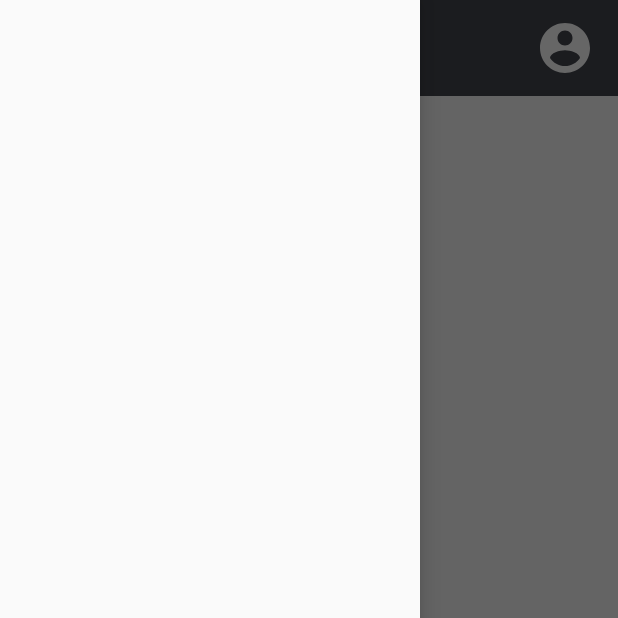
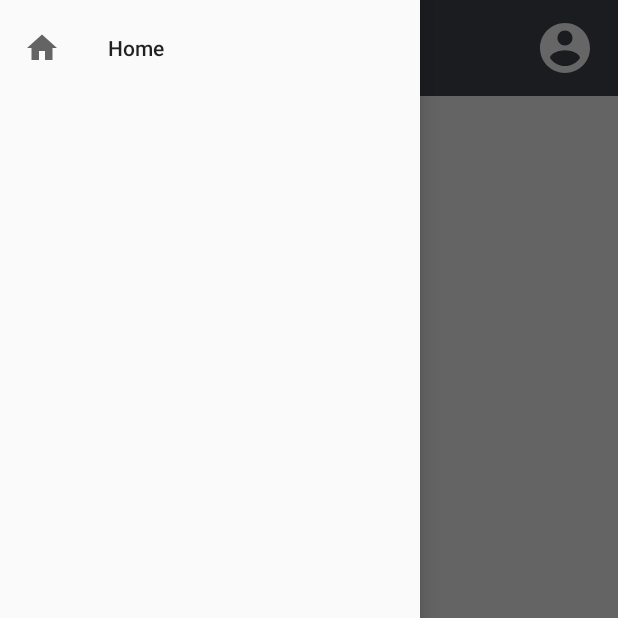
Before and after one commit to GAC-Yac/GACYac, an Android app: the screen it shows after launch (MainActivity), with the side drawer open, on a phone screen of 412 x 824 dp, the top half of it. Run offline under Robolectric (Android 15) with nearby library versions, the phone set to English and light mode, and no system bars; our stand-ins replace Firebase (no records; nobody signed in at launch, a user with empty details on screens opened directly).

Commit message:
Implementation of a basic Sidebar, or in Android Studio Drawerview
Need to figure out to connect to menu button, as well show a header (although could put directly into nav menu, more likely).

TODO:
 - Light Mode for Nav Bar
 - Friendly Dark mode for whole app
 - Add more menu items into Sidebar (Profile, Unique Features, etc.)
 - Make Fax and Caps work (Karma/Bonus Points)
 - Commenting
 - Redesign User Profile Look
 - Probably More

```diff
--- a/app/src/main/java/com/example/gacyac/MainActivity.kt
+++ b/app/src/main/java/com/example/gacyac/MainActivity.kt
@@ -6,17 +6,23 @@ import android.os.Bundle
 import android.provider.Settings.Secure
 import android.util.Log
 import android.view.Gravity
+import android.view.MenuItem
 import android.view.View
 import android.widget.Button
 import android.widget.ImageButton
 import android.widget.Toast
+import androidx.appcompat.app.ActionBar
+import androidx.appcompat.app.ActionBarDrawerToggle
 import androidx.appcompat.widget.Toolbar
+import androidx.core.view.GravityCompat
+import androidx.drawerlayout.widget.DrawerLayout
 import com.google.firebase.firestore.ktx.firestore
 import com.google.firebase.ktx.Firebase
 import androidx.recyclerview.widget.GridLayoutManager
 import androidx.recyclerview.widget.LinearLayoutManager
 import androidx.recyclerview.widget.RecyclerView
 import com.example.gacyac.databinding.ActivityMainBinding
+import com.google.android.material.navigation.NavigationView
 import com.google.firebase.firestore.*
 import com.google.firebase.firestore.EventListener
 import java.sql.Date
@@ -30,14 +36,32 @@ class MainActivity : AppCompatActivity() {
     private lateinit var binding: ActivityMainBinding
     private var database = Firebase.firestore
 
+    private lateinit var mDrawerLayout: DrawerLayout
+
     override fun onCreate(savedInstanceState: Bundle?) {
         super.onCreate(savedInstanceState)
         binding = ActivityMainBinding.inflate(layoutInflater)
         setContentView(binding.root)
 
-        toolbar = findViewById(R.id.toolbar)
+        toolbar = findViewById(R.id.homeToolbar)
         setSupportActionBar(toolbar)
 
+        val actionbar: ActionBar? = supportActionBar
+            actionbar?.apply {
+                setDisplayHomeAsUpEnabled(true)
+                setHomeAsUpIndicator(R.drawable.ic_baseline_menu_24)
+            }
+
+        mDrawerLayout = findViewById(R.id.drawerLayout)
+
+        val  navigationView: NavigationView = findViewById(R.id.nav_view)
+        navigationView.setNavigationItemSelectedListener { menuItem ->
+            menuItem.isChecked = true
+
+            mDrawerLayout.closeDrawers()
+
+            true
+        }
 
         // randomly creates a username
         fun createRandomUsername(): String{
@@ -125,9 +149,9 @@ class MainActivity : AppCompatActivity() {
             startActivity(intent)
         }
 
-        val backButton: ImageButton = findViewById(R.id.back_button)
-        backButton.setOnClickListener{
-            finish()
+        val menuButton: ImageButton = findViewById(R.id.menu_button)
+        menuButton.setOnClickListener{
+
         }
 
         eventChangeListener()
@@ -155,4 +179,19 @@ class MainActivity : AppCompatActivity() {
 
         })
     }
+
+
+    override fun onOptionsItemSelected(item: MenuItem): Boolean {
+        return when (item.itemId) {
+            android.R.id.home -> {
+                mDrawerLayout.openDrawer(GravityCompat.START)
+                true
+            }
+
+            else -> super.onOptionsItemSelected(item)
+        }
+    }
+
+
+
 }
--- /dev/null
+++ b/app/src/main/res/drawable/ic_baseline_home_24.xml
@@ -0,0 +1,5 @@
+<vector android:height="24dp" android:tint="#FFFFFF"
+    android:viewportHeight="24" android:viewportWidth="24"
+    android:width="24dp" xmlns:android="http://schemas.android.com/apk/res/android">
+    <path android:fillColor="@android:color/white" android:pathData="M10,20v-6h4v6h5v-8h3L12,3 2,12h3v8z"/>
+</vector>
--- /dev/null
+++ b/app/src/main/res/drawable/ic_baseline_menu_24.xml
@@ -0,0 +1,5 @@
+<vector android:height="24dp" android:tint="#FFFFFF"
+    android:viewportHeight="24" android:viewportWidth="24"
+    android:width="24dp" xmlns:android="http://schemas.android.com/apk/res/android">
+    <path android:fillColor="@android:color/white" android:pathData="M3,18h18v-2L3,16v2zM3,13h18v-2L3,11v2zM3,6v2h18L21,6L3,6z"/>
+</vector>
--- a/app/src/main/res/layout/activity_main.xml
+++ b/app/src/main/res/layout/activity_main.xml
@@ -14,8 +14,8 @@
         android:layout_height="match_parent" >
 
     <include
-        android:id="@+id/toolbar"
-        layout="@layout/toolbar"
+        android:id="@+id/homeToolbar"
+        layout="@layout/user_toolbar_home"
         />
 
     <androidx.recyclerview.widget.RecyclerView
@@ -29,7 +29,7 @@
         app:layout_constraintBottom_toBottomOf="parent"
         app:layout_constraintEnd_toEndOf="parent"
         app:layout_constraintStart_toStartOf="parent"
-        app:layout_constraintTop_toBottomOf="@+id/toolbar"
+        app:layout_constraintTop_toBottomOf="@+id/homeToolbar"
         app:layout_constraintVertical_bias="1.0" />
 
     <ImageButton
@@ -46,8 +46,10 @@
     </androidx.constraintlayout.widget.ConstraintLayout>
 
     <com.google.android.material.navigation.NavigationView
+        android:id="@+id/nav_view"
         android:layout_width="wrap_content"
         android:layout_height="match_parent"
+        app:menu="@menu/nav_menu"
         android:layout_gravity="start"
         android:fitsSystemWindows="true" >
 
--- /dev/null
+++ b/app/src/main/res/layout/user_toolbar_home.xml
@@ -0,0 +1,53 @@
+<?xml version="1.0" encoding="utf-8"?>
+<androidx.appcompat.widget.Toolbar xmlns:android="http://schemas.android.com/apk/res/android"
+    xmlns:app="http://schemas.android.com/apk/res-auto"
+    android:layout_width="match_parent"
+    android:layout_height="wrap_content"
+    android:elevation="4dp"
+    android:theme="@style/Theme.Material3.DynamicColors.DayNight"
+    android:background="@color/material_dynamic_neutral_variant30">
+
+    <androidx.constraintlayout.widget.ConstraintLayout
+        android:layout_width="match_parent"
+        android:layout_height="match_parent">
+
+        <ImageButton
+            android:id="@+id/btnBonusPoints"
+            android:contentDescription="@string/BPButtonDescription"
+            android:layout_width="wrap_content"
+            android:layout_height="wrap_content"
+            android:layout_marginEnd="15dp"
+            android:src="@drawable/profile_button"
+            android:background="@null"
+            app:layout_constraintBottom_toBottomOf="parent"
+            app:layout_constraintEnd_toEndOf="parent"
+            app:layout_constraintTop_toTopOf="parent" />
+
+        <TextView
+            android:layout_width="wrap_content"
+            android:layout_height="wrap_content"
+            android:gravity="center"
+            android:text="@string/u_up"
+            android:textColor="@color/white"
+            android:textSize="40sp"
+            android:textStyle="italic"
+            app:layout_constraintBottom_toBottomOf="parent"
+            app:layout_constraintEnd_toEndOf="parent"
+            app:layout_constraintStart_toStartOf="parent"
+            app:layout_constraintTop_toTopOf="parent" />
+
+        <ImageButton
+            android:id="@+id/menu_button"
+            android:contentDescription="@string/menuButtonDescription"
+            android:layout_width="wrap_content"
+            android:layout_height="wrap_content"
+            android:src="@drawable/ic_baseline_menu_24"
+            android:background="@null"
+            android:padding="15dp"
+            app:layout_constraintBottom_toBottomOf="parent"
+            app:layout_constraintStart_toStartOf="parent"
+            app:layout_constraintTop_toTopOf="parent" />
+
+    </androidx.constraintlayout.widget.ConstraintLayout>
+
+</androidx.appcompat.widget.Toolbar>
--- /dev/null
+++ b/app/src/main/res/menu/nav_menu.xml
@@ -0,0 +1,9 @@
+<?xml version="1.0" encoding="utf-8"?>
+<menu xmlns:android="http://schemas.android.com/apk/res/android">
+
+    <item
+        android:id="@+id/nav_home"
+        android:icon="@drawable/ic_baseline_home_24"
+        android:title="Home" />
+
+</menu>
--- a/app/src/main/res/values/strings.xml
+++ b/app/src/main/res/values/strings.xml
@@ -16,8 +16,12 @@
     <string name="Username">Username</string>
     <string name="u_up">U up?</string>
     <string name="backButtonDescription">Back Button to go to previous activity</string>
+    <string name="menuButtonDescription">Menu Button to go to open up the navigation menu</string>
     <string name="BPButtonDescription">Profile button</string>
     <string name="bonus_points_up">Bonus Points:</string>
     <string name="date_joined_up">Date Joined:</string>
     <string name="PP_placeholder">Placeholder for profile pictures</string>
+
+    <string name="open">Open</string>
+    <string name="close">Close</string>
 </resources>
```
Also changed, not shown: app/src/main/res/layout/nav_header.xml (added, +39 -0 lines).
